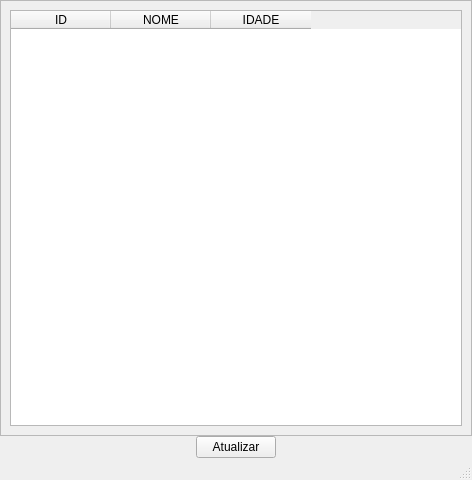
RobertooMota/Py_ambiete_teste, file Teste - SQLite/main.ui: the form before one commit.
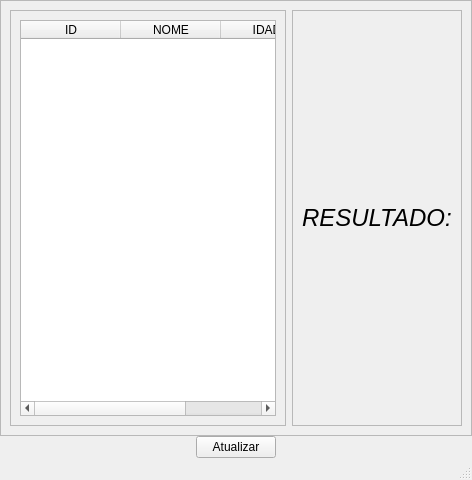
The form after the commit.

```diff
--- a/Teste - SQLite/main.ui
+++ b/Teste - SQLite/main.ui
@@ -40,6 +40,15 @@
       </property>
       <layout class="QHBoxLayout" name="horizontalLayout">
        <item>
+        <widget class="QFrame" name="frame_3">
+         <property name="frameShape">
+          <enum>QFrame::StyledPanel</enum>
+         </property>
+         <property name="frameShadow">
+          <enum>QFrame::Raised</enum>
+         </property>
+         <layout class="QHBoxLayout" name="horizontalLayout_2">
+          <item>
         <widget class="QTableWidget" name="tableWidget">
          <column>
           <property name="text">
@@ -56,6 +65,34 @@
            <string>IDADE</string>
           </property>
          </column>
+           </widget>
+          </item>
+         </layout>
+        </widget>
+       </item>
+       <item>
+        <widget class="QFrame" name="frame_2">
+         <property name="frameShape">
+          <enum>QFrame::StyledPanel</enum>
+         </property>
+         <property name="frameShadow">
+          <enum>QFrame::Raised</enum>
+         </property>
+         <layout class="QHBoxLayout" name="horizontalLayout_3">
+          <item>
+           <widget class="QLabel" name="txt_Resultado">
+            <property name="font">
+             <font>
+              <pointsize>18</pointsize>
+              <italic>true</italic>
+             </font>
+            </property>
+            <property name="text">
+             <string>RESULTADO:</string>
+            </property>
+           </widget>
+          </item>
+         </layout>
         </widget>
        </item>
       </layout>
```
Lines whose indentation alone changed are shown as unchanged.
